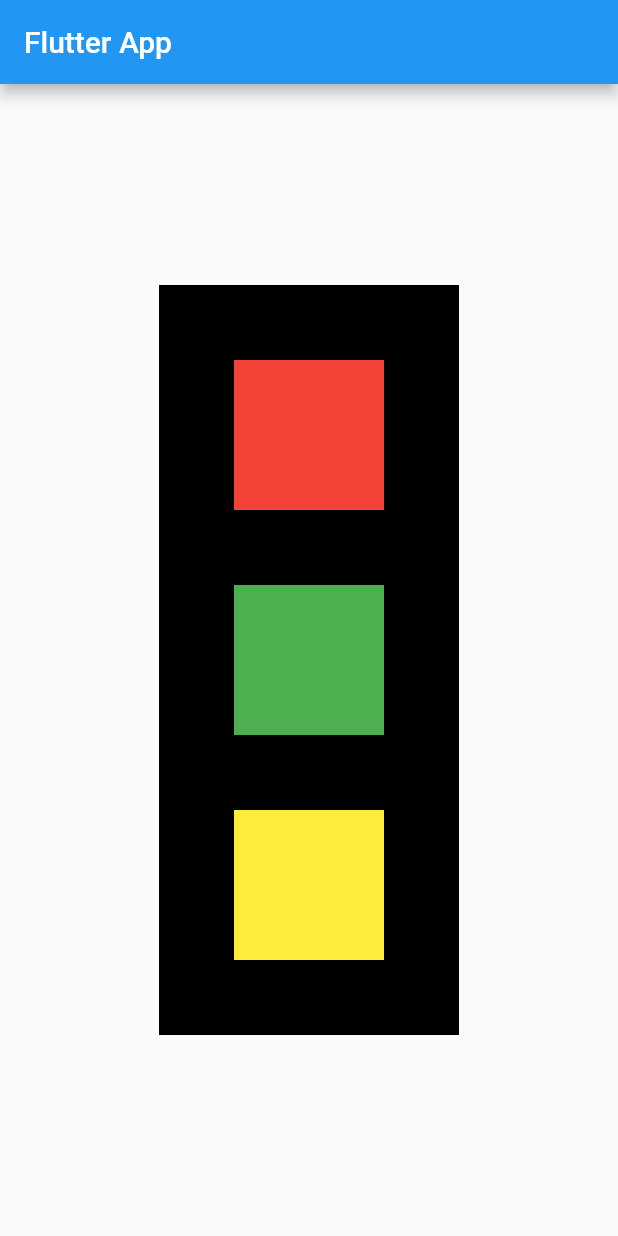
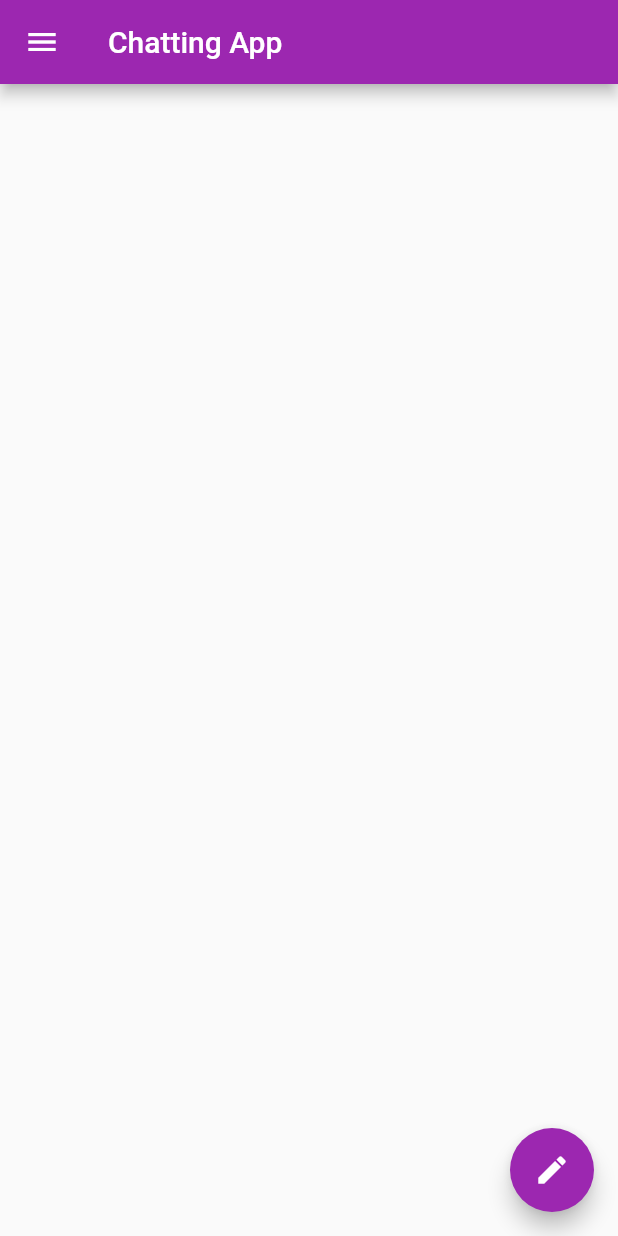
Before and after one commit to Atulpg7/FlutterLearning, a Flutter app: the screen it shows after launch, on a phone screen of 412 x 824 dp. Run offline on Flutter 3.47's test engine with Material 2 defaults, Android fonts, the phone set to English and light mode, and no system bars.

Commit message:
Ch4 Done

```diff
--- a/lib/main.dart
+++ b/lib/main.dart
@@ -2,8 +2,9 @@ import 'package:flutter/material.dart';
 
 void main() {
   runApp(MaterialApp(
-    title: "Flutter App",
+    title: "Chatting App",
     home: HomePage(),
+    theme: ThemeData(primarySwatch: Colors.purple),
   ));
 }
 
@@ -12,42 +13,52 @@ class HomePage extends StatelessWidget {
   Widget build(BuildContext context) {
     return Scaffold(
       appBar: AppBar(
-        title: Text("Flutter App"),
+        title: Text("Chatting App"),
         centerTitle: false,
       ),
-      body: Padding(
-        padding: const EdgeInsets.all(8.0),
-        child: Align(
-          alignment: Alignment.center,
-          child: Container(
-            // width: MediaQuery.of(context).size.width,
-            // height: MediaQuery.of(context).size.height,
-            width: 200,
-            height: 500,
-            color: Colors.black,
-            child: Column(
-              mainAxisAlignment: MainAxisAlignment.spaceEvenly, //!Horizontally
-              crossAxisAlignment: CrossAxisAlignment.center, //!Vertically
-              children: <Widget>[
-                Container(
-                  width: 100,
-                  height: 100,
-                  color: Colors.red,
+      body: Container(),
+      drawer: Drawer(
+        child: ListView(
+          padding: EdgeInsets.zero,
+          children: <Widget>[
+            // DrawerHeader(
+            //   child: Text(
+            //     "Hi, there !",
+            //     style:
+            //         TextStyle(color: Colors.white, fontWeight: FontWeight.bold),
+            //   ),
+            //   decoration: BoxDecoration(color: Colors.purpleAccent),
+            // ),
+            UserAccountsDrawerHeader(
+                accountName: Text("Atul Kumar"),
+                accountEmail: Text("atulpg7@gmail.com"),
+                currentAccountPicture: CircleAvatar(
+                  backgroundImage: NetworkImage(
+                      "https://images.unsplash.com/photo-1566753323558-f4e0952af115?ixlib=rb-1.2.1&ixid=eyJhcHBfaWQiOjEyMDd9&auto=format&fit=crop&w=922&q=80"),
+                )
+                // currentAccountPicture: Image.network(
+                //     "https://images.unsplash.com/photo-1566753323558-f4e0952af115?ixlib=rb-1.2.1&ixid=eyJhcHBfaWQiOjEyMDd9&auto=format&fit=crop&w=922&q=80"
+                //     ),
                 ),
-                Container(
-                  width: 100,
-                  height: 100,
-                  color: Colors.green,
-                ),
-                Container(
-                  width: 100,
-                  height: 100,
-                  color: Colors.yellow,
-                ),
-              ],
+            ListTile(
+              leading: Icon(Icons.person),
+              title: Text("Profile"),
+              subtitle: Text("Atul Kumar"),
+              trailing: Icon(Icons.edit),
             ),
-          ),
+            ListTile(
+              leading: Icon(Icons.email),
+              title: Text("Email"),
+              subtitle: Text("atul@gmail.com"),
+              trailing: Icon(Icons.send),
+            )
+          ],
         ),
+      ),
+      floatingActionButton: FloatingActionButton(
+        onPressed: () {},
+        child: Icon(Icons.edit),
+        // mini: true, //!For small the size
       ),
     );
   }
```
